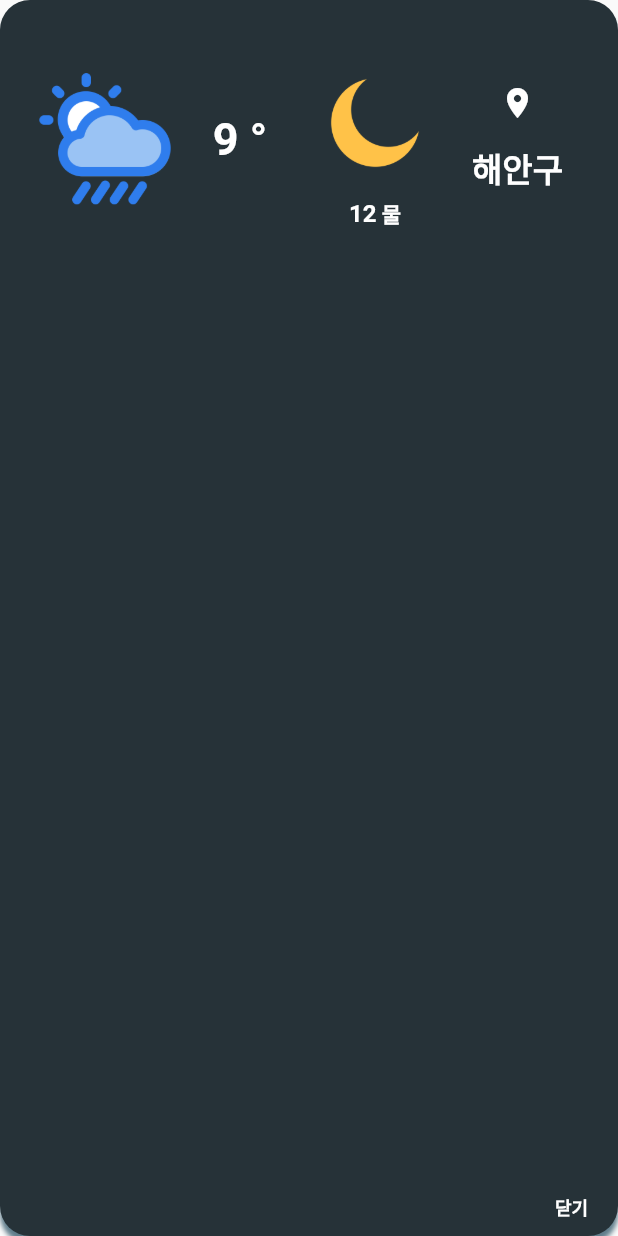
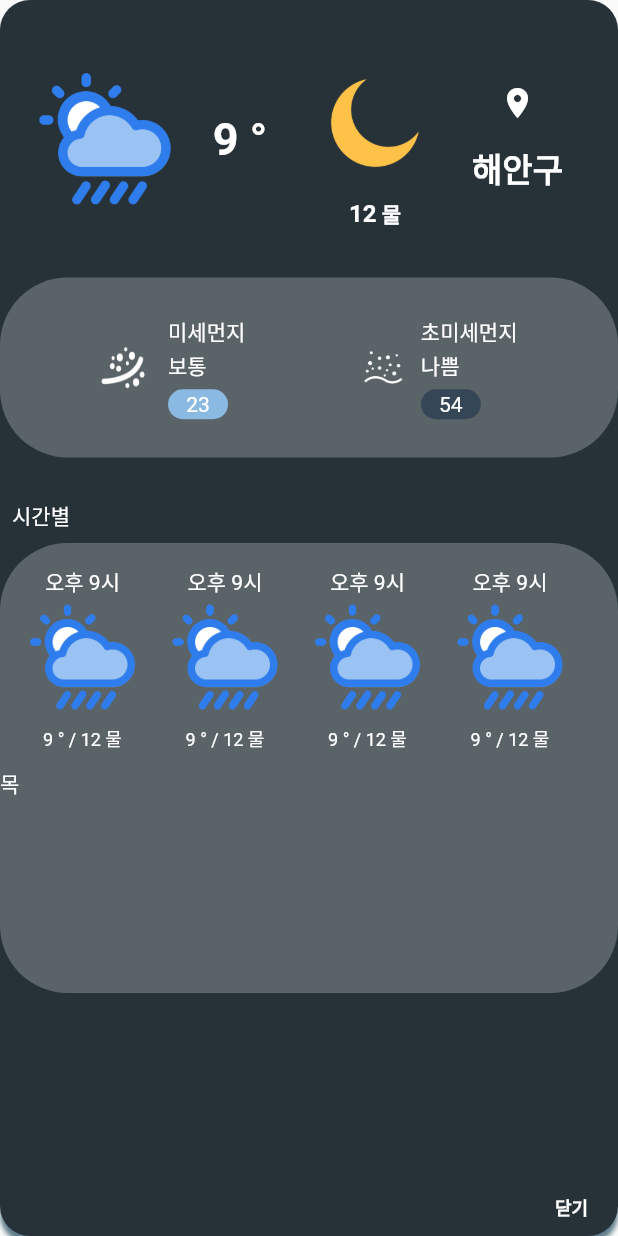
Before and after one commit to k984530/Fishermap, a Flutter app: the WeatherScreen screen opened by its route, after a tap on "더보기", on a phone screen of 412 x 824 dp. Run offline on Flutter 3.47's test engine with Material 2 defaults, Android fonts, the phone set to English and light mode, and no system bars; our stand-ins replace get; missing offline and left inert: zwidget.

Commit message:
[ADD] dustContainer

```diff
--- /dev/null
+++ b/lib/Screens/Main/Widgets/Weather/dustContainer.dart
@@ -0,0 +1,119 @@
+import 'package:flutter/material.dart';
+
+class dustContainer extends StatelessWidget {
+  const dustContainer({super.key});
+
+  @override
+  Widget build(BuildContext context) {
+    return Container(
+      height: 120,
+      decoration: BoxDecoration(
+        color: Colors.white24,
+        borderRadius: BorderRadius.circular(45),
+      ),
+      child: Row(
+        children: [
+          Spacer(),
+          SizedBox(
+            width: 30,
+            height: 30,
+            child: Image.asset(
+              'assets/smalldust.png',
+              fit: BoxFit.fill,
+              color: Colors.white,
+            ),
+          ),
+          SizedBox(
+            width: 15,
+          ),
+          Column(
+            mainAxisAlignment: MainAxisAlignment.center,
+            crossAxisAlignment: CrossAxisAlignment.start,
+            children: [
+              Text(
+                '미세먼지',
+                style: TextStyle(
+                  color: Colors.white,
+                ),
+              ),
+              SizedBox(
+                height: 2,
+              ),
+              Text(
+                '보통',
+                style: TextStyle(
+                  color: Colors.white,
+                ),
+              ),
+              SizedBox(
+                height: 5,
+              ),
+              Container(
+                height: 20,
+                width: 40,
+                alignment: Alignment.center,
+                decoration: BoxDecoration(
+                  color: const Color.fromARGB(255, 138, 186, 226),
+                  borderRadius: BorderRadius.circular(15),
+                ),
+                child: Text(
+                  "23",
+                  style: TextStyle(
+                    color: Colors.white,
+                  ),
+                ),
+              )
+            ],
+          ),
+          Spacer(),
+          Image.asset(
+            'assets/verysmalldust.png',
+            fit: BoxFit.fill,
+            color: Colors.white,
+            width: 50,
+          ),
+          Column(
+            mainAxisAlignment: MainAxisAlignment.center,
+            crossAxisAlignment: CrossAxisAlignment.start,
+            children: [
+              Text(
+                '초미세먼지',
+                style: TextStyle(
+                  color: Colors.white,
+                ),
+              ),
+              SizedBox(
+                height: 2,
+              ),
+              Text(
+                '나쁨',
+                style: TextStyle(
+                  color: Colors.white,
+                ),
+              ),
+              SizedBox(
+                height: 5,
+              ),
+              Container(
+                height: 20,
+                width: 40,
+                alignment: Alignment.center,
+                decoration: BoxDecoration(
+                  color: Color.fromARGB(255, 53, 71, 86),
+                  borderRadius: BorderRadius.circular(15),
+                ),
+                child: Text(
+                  "54",
+                  style: TextStyle(
+                    color: Colors.white,
+                  ),
+                ),
+              )
+            ],
+          ),
+          Spacer(),
+        ],
+      ),
+    );
+  }
+}
--- /dev/null
+++ b/lib/Screens/Main/Widgets/Weather/timeContainer.dart
@@ -0,0 +1,162 @@
+import 'package:flutter/material.dart';
+
+class timeContainer extends StatelessWidget {
+  const timeContainer({super.key});
+
+  @override
+  Widget build(BuildContext context) {
+    return Container(
+      height: 300,
+      decoration: BoxDecoration(
+        color: Colors.white24,
+        borderRadius: BorderRadius.circular(45),
+      ),
+      child: Column(
+        children: [
+          Expanded(
+            child: Row(
+              children: [
+                SizedBox(
+                  width: 15,
+                ),
+                Column(
+                  children: [
+                    SizedBox(
+                      height: 15,
+                    ),
+                    Text(
+                      '오후 9시',
+                      style: TextStyle(
+                        color: Colors.white,
+                      ),
+                    ),
+                    Image.asset(
+                      'assets/wheather.png',
+                      width: 80,
+                    ),
+                    SizedBox(
+                      height: 5,
+                    ),
+                    Text(
+                      '9 ° / 12 물',
+                      style: TextStyle(
+                        color: Colors.white,
+                        fontSize: 12,
+                      ),
+                    ),
+                  ],
+                ),
+                SizedBox(
+                  width: 15,
+                ),
+                Column(
+                  children: [
+                    SizedBox(
+                      height: 15,
+                    ),
+                    Text(
+                      '오후 9시',
+                      style: TextStyle(
+                        color: Colors.white,
+                      ),
+                    ),
+                    Image.asset(
+                      'assets/wheather.png',
+                      width: 80,
+                    ),
+                    SizedBox(
+                      height: 5,
+                    ),
+                    Text(
+                      '9 ° / 12 물',
+                      style: TextStyle(
+                        color: Colors.white,
+                        fontSize: 12,
+                      ),
+                    ),
+                  ],
+                ),
+                SizedBox(
+                  width: 15,
+                ),
+                Column(
+                  children: [
+                    SizedBox(
+                      height: 15,
+                    ),
+                    Text(
+                      '오후 9시',
+                      style: TextStyle(
+                        color: Colors.white,
+                      ),
+                    ),
+                    Image.asset(
+                      'assets/wheather.png',
+                      width: 80,
+                    ),
+                    SizedBox(
+                      height: 5,
+                    ),
+                    Text(
+                      '9 ° / 12 물',
+                      style: TextStyle(
+                        color: Colors.white,
+                        fontSize: 12,
+                      ),
+                    ),
+                  ],
+                ),
+                SizedBox(
+                  width: 15,
+                ),
+                Column(
+                  children: [
+                    SizedBox(
+                      height: 15,
+                    ),
+                    Text(
+                      '오후 9시',
+                      style: TextStyle(
+                        color: Colors.white,
+                      ),
+                    ),
+                    Image.asset(
+                      'assets/wheather.png',
+                      width: 80,
+                    ),
+                    SizedBox(
+                      height: 5,
+                    ),
+                    Text(
+                      '9 ° / 12 물',
+                      style: TextStyle(
+                        color: Colors.white,
+                        fontSize: 12,
+                      ),
+                    ),
+                  ],
+                ),
+              ],
+            ),
+          ),
+          Expanded(
+            child: Row(
+              children: [
+                Column(
+                  children: [
+                    Text(
+                      "목",
+                      style: TextStyle(
+                        color: Colors.white,
+                      ),
+                    ),
+                  ],
+                )
+              ],
+            ),
+          ),
+        ],
+      ),
+    );
+  }
+}
--- a/lib/Screens/Main/Widgets/weatherWidget.dart
+++ b/lib/Screens/Main/Widgets/weatherWidget.dart
@@ -1,4 +1,6 @@
 import 'package:fishermap/Screens/Main/Widgets/Data/weatherController.dart';
+import 'package:fishermap/Screens/Main/Widgets/Weather/dustContainer.dart';
+import 'package:fishermap/Screens/Main/Widgets/Weather/timeContainer.dart';
 import 'package:flutter/material.dart';
 import 'package:get/get.dart';
 
@@ -154,6 +156,32 @@ class _WeatherWidgetState extends State<WeatherWidget> {
                 ),
               ),
             ),
+            if (!flag.controller.value) ...[
+              Positioned(
+                top: height,
+                left: 0,
+                right: 0,
+                child: dustContainer(),
+              ),
+              Positioned(
+                top: height + 140,
+                left: 0,
+                right: 0,
+                child: Column(
+                  crossAxisAlignment: CrossAxisAlignment.start,
+                  children: [
+                    Padding(
+                      padding: const EdgeInsets.all(8.0),
+                      child: Text(
+                        "시간별",
+                        style: TextStyle(color: Colors.white),
+                      ),
+                    ),
+                    timeContainer(),
+                  ],
+                ),
+              ),
+            ]
           ],
         ),
       ),
```
Also changed, not shown: assets/smalldust.png (added), assets/verysmalldust.png (added), lib/Screens/Main/Widgets/Custom/diagonal.dart (added).
